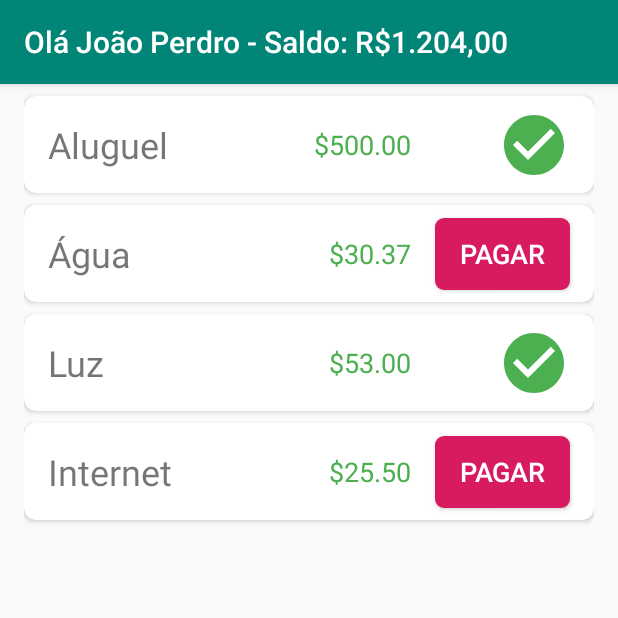
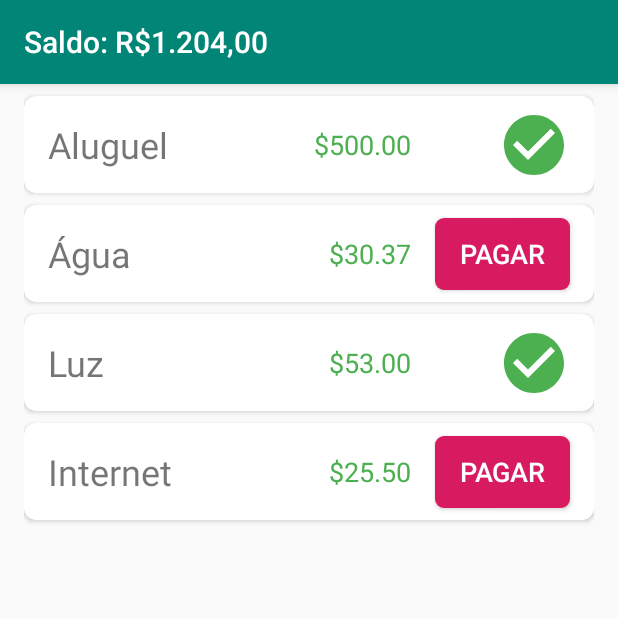
Before and after one commit to leonardosibela/movilehackcampinas, an Android app: the HomeUserActivity screen opened directly, with no data from a screen before it, on a phone screen of 412 x 824 dp, the top half of it. Run offline under Robolectric (Android 15) with nearby library versions, the phone set to English and light mode, and no system bars; our stand-ins replace ButterKnife.

Commit message:
Improvd code.

```diff
--- a/android/app/src/main/java/br/com/movilehackcampinas/digitalwallet/ui/homeadmin/AdminBillListAdapter.java
+++ b/android/app/src/main/java/br/com/movilehackcampinas/digitalwallet/ui/homeadmin/AdminBillListAdapter.java
@@ -37,15 +37,14 @@ public class AdminBillListAdapter extends RecyclerView.Adapter<AdminBillListAdap
     public void onBindViewHolder(@NonNull AdminBillItemViewHolder holder, int i) {
         Bill bill = billsList.get(i);
         holder.billName.setText(bill.getName());
-        holder.value.setText("R$ " + String.valueOf(StringUtil.doubleToCurrency(bill.getTotalAmount())));
-        holder.payedAmount.setText("R$ " + String.valueOf(StringUtil.doubleToCurrency(bill.getPayedAmount())));
+        holder.value.setText(StringUtil.doubleToCurrency(bill.getTotalAmount()));
+        holder.payedAmount.setText(StringUtil.doubleToCurrency(bill.getPayedAmount()));
 
         AdminBillFragmentedAdapter adapter = new AdminBillFragmentedAdapter(bill.getProratedValues());
         holder.billFragmentedRecycler.setAdapter(adapter);
 
         holder.billFragmentedRecycler.setHasFixedSize(true);
         holder.billFragmentedRecycler.setLayoutManager(new LinearLayoutManager(holder.billFragmentedRecycler.getContext(), LinearLayoutManager.HORIZONTAL, false));
-        //recyclerView.addItemDecoration(new SimpleItemDecoration(getBaseContext()));
         adapter = new AdminBillFragmentedAdapter(bill.getProratedValues());
         holder.billFragmentedRecycler.setAdapter(adapter);
     }
--- a/android/app/src/main/java/br/com/movilehackcampinas/digitalwallet/ui/homeadmin/HomeAdminActivity.java
+++ b/android/app/src/main/java/br/com/movilehackcampinas/digitalwallet/ui/homeadmin/HomeAdminActivity.java
@@ -25,11 +25,10 @@ public class HomeAdminActivity extends AppCompatActivity {
 
         ButterKnife.bind(this);
 
-        getSupportActionBar().setTitle("Olá Leonardo - Saldo: R$5.000,00");
+        getSupportActionBar().setTitle("Saldo: R$5.000,00");
 
         recyclerView.setHasFixedSize(true);
         recyclerView.setLayoutManager(new LinearLayoutManager(recyclerView.getContext()));
-        //recyclerView.addItemDecoration(new SimpleItemDecoration(getBaseContext()));
         adapter = new AdminBillListAdapter(MockUtil.getSomeBills());
         recyclerView.setAdapter(adapter);
 
--- a/android/app/src/main/java/br/com/movilehackcampinas/digitalwallet/ui/homeuser/HomeUserActivity.java
+++ b/android/app/src/main/java/br/com/movilehackcampinas/digitalwallet/ui/homeuser/HomeUserActivity.java
@@ -25,7 +25,7 @@ public class HomeUserActivity extends AppCompatActivity {
 
         ButterKnife.bind(this);
 
-        getSupportActionBar().setTitle("Olá João Perdro - Saldo: R$1.204,00");
+        getSupportActionBar().setTitle("Saldo: R$1.204,00");
         mRecyclerView.setHasFixedSize(true);
         mRecyclerView.setLayoutManager(new LinearLayoutManager(mRecyclerView.getContext()));
         //recyclerView.addItemDecoration(new SimpleItemDecoration(getBaseContext()));
--- a/android/app/src/main/java/br/com/movilehackcampinas/digitalwallet/ui/homeuser/UserBillAdapter.java
+++ b/android/app/src/main/java/br/com/movilehackcampinas/digitalwallet/ui/homeuser/UserBillAdapter.java
@@ -1,5 +1,6 @@
 package br.com.movilehackcampinas.digitalwallet.ui.homeuser;
 
+import android.os.Handler;
 import android.support.annotation.NonNull;
 import android.support.v7.widget.RecyclerView;
 import android.view.LayoutInflater;
@@ -7,6 +8,7 @@ import android.view.View;
 import android.view.ViewGroup;
 import android.widget.Button;
 import android.widget.ImageView;
+import android.widget.ProgressBar;
 import android.widget.TextView;
 
 import java.util.List;
@@ -37,6 +39,7 @@ public class UserBillAdapter extends RecyclerView.Adapter<UserBillAdapter.UserBi
         UserBill userBill = userBills.get(i);
         holder.billName.setText(userBill.getName());
         holder.totalAmount.setText(StringUtil.doubleToCurrency(userBill.getValue()));
+        holder.loader.setVisibility(View.INVISIBLE);
 
         if (userBill.isPayed()) {
             holder.payButton.setVisibility(View.INVISIBLE);
@@ -45,6 +48,15 @@ public class UserBillAdapter extends RecyclerView.Adapter<UserBillAdapter.UserBi
             holder.payButton.setVisibility(View.VISIBLE);
             holder.payedImage.setVisibility(View.INVISIBLE);
         }
+
+        holder.payButton.setOnClickListener(view -> {
+            holder.loader.setVisibility(View.VISIBLE);
+            holder.payButton.setVisibility(View.INVISIBLE);
+            new Handler().postDelayed(() -> {
+                holder.payedImage.setVisibility(View.VISIBLE);
+                holder.loader.setVisibility(View.INVISIBLE);
+            }, 2000);
+        });
     }
 
     @Override
@@ -66,6 +78,9 @@ public class UserBillAdapter extends RecyclerView.Adapter<UserBillAdapter.UserBi
         @BindView(R.id.payedImage)
         ImageView payedImage;
 
+        @BindView(R.id.loader)
+        ProgressBar loader;
+
         public UserBillViewHolder(@NonNull View itemView) {
             super(itemView);
             ButterKnife.bind(this, itemView);
--- a/android/app/src/main/res/layout/item_admin_bill.xml
+++ b/android/app/src/main/res/layout/item_admin_bill.xml
@@ -52,7 +52,6 @@
             android:layout_height="wrap_content"
             android:layout_marginEnd="8dp"
             android:text="/"
-            android:textColor="@android:color/white"
             app:layout_constraintBottom_toTopOf="@+id/bill_fragmented_recycler"
             app:layout_constraintEnd_toStartOf="@+id/payed_amount"
             app:layout_constraintTop_toTopOf="parent" />
--- a/android/app/src/main/res/layout/item_user_bill.xml
+++ b/android/app/src/main/res/layout/item_user_bill.xml
@@ -65,6 +65,21 @@
             app:layout_constraintEnd_toEndOf="@+id/pay_button"
             app:layout_constraintTop_toTopOf="@+id/pay_button" />
 
+        <ProgressBar
+            android:id="@+id/loader"
+            android:layout_width="48dp"
+            android:layout_height="48dp"
+            android:layout_gravity="center"
+            android:layout_marginTop="8dp"
+            android:layout_marginEnd="8dp"
+            android:layout_marginBottom="8dp"
+            android:indeterminateTint="@color/colorAccent"
+            android:indeterminateTintMode="src_atop"
+            app:layout_constraintBottom_toBottomOf="parent"
+            app:layout_constraintEnd_toEndOf="@+id/payedImage"
+            app:layout_constraintStart_toStartOf="@+id/payedImage"
+            app:layout_constraintTop_toTopOf="parent" />
+
     </android.support.constraint.ConstraintLayout>
 
 </android.support.v7.widget.CardView>
```
